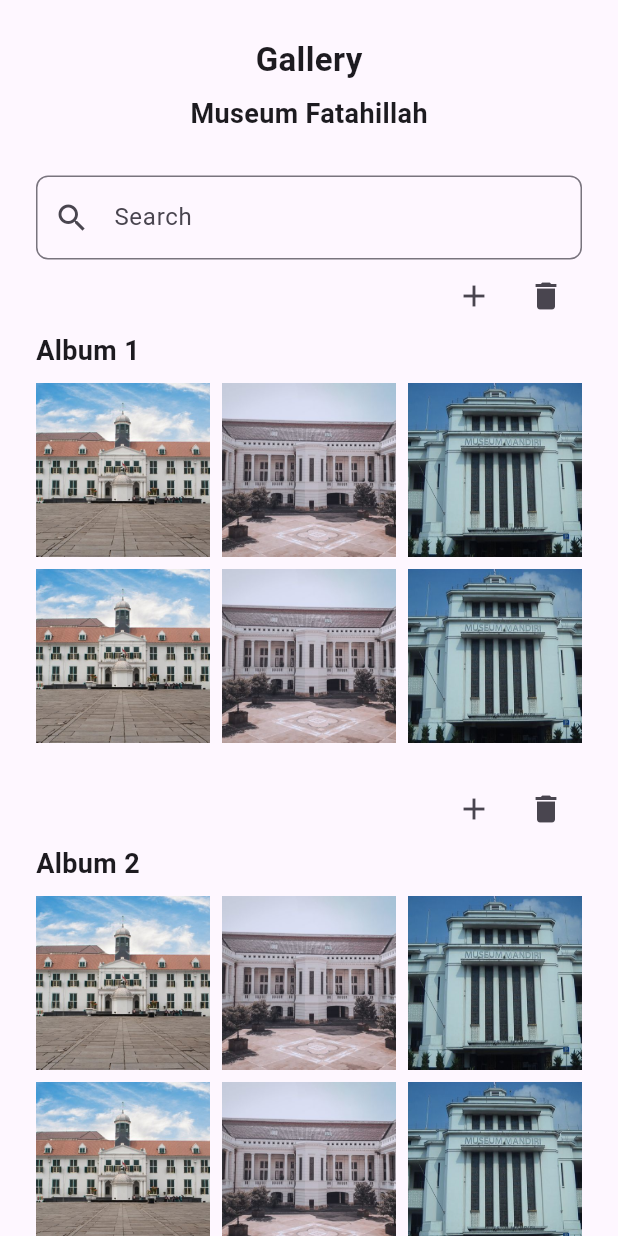
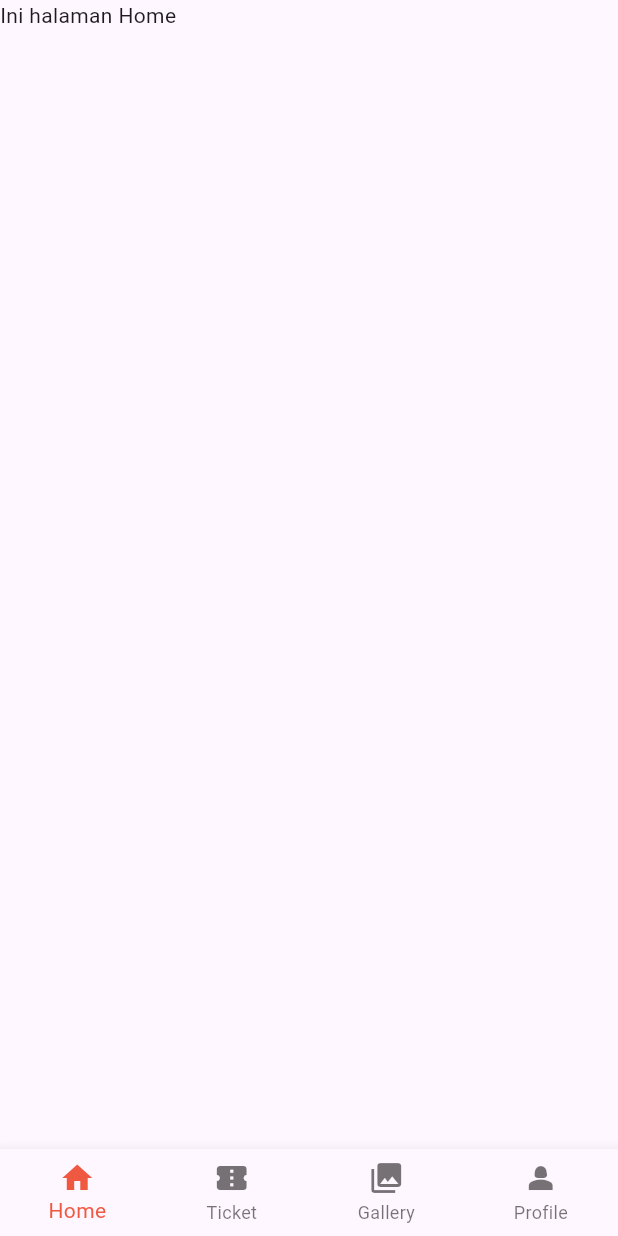
Before and after one commit to NVG-064/project_pemmob, a Flutter app: the screen it shows after launch, on a phone screen of 412 x 824 dp. Run offline on Flutter 3.47's test engine with Material 3 defaults, Android fonts, the phone set to English and light mode, and no system bars; our stand-ins replace firebase_auth, firebase_core, google_sign_in, table_calendar, webview_flutter; accounts and stored records are empty.

Commit message:
create pages for admin

```diff
--- /dev/null
+++ b/lib/admin/nav_admin.dart
@@ -0,0 +1,57 @@
+// home_page.dart
+import 'package:flutter/material.dart';
+import 'package:project_pemmob/admin/gallery_admin.dart';
+
+class NavAdmin extends StatefulWidget {
+  const NavAdmin({Key? key}) : super(key: key);
+
+  @override
+  State<NavAdmin> createState() => _NavAdminState();
+}
+
+class _NavAdminState extends State<NavAdmin> {
+  int _selectedIndex = 0;
+
+  // List of pages to be displayed
+  final List<Widget> _pages = [
+    const Text('Ini halaman Home'),
+    const Text('Ini halaman Tiket'),
+    const GalleryAdmin(),
+    const Text('Ini halaman Profile'),
+  ];
+
+  @override
+  Widget build(BuildContext context) {
+    return Scaffold(
+      bottomNavigationBar: BottomNavigationBar(
+        fixedColor: const Color(0xffF05941),
+        type: BottomNavigationBarType.fixed,
+        currentIndex: _selectedIndex,
+        onTap: (int index) {
+          setState(() {
+            _selectedIndex = index;
+          });
+        },
+        items: const [
+          BottomNavigationBarItem(
+            icon: Icon(Icons.home),
+            label: 'Home',
+          ),
+          BottomNavigationBarItem(
+            icon: Icon(Icons.confirmation_num),
+            label: 'Ticket',
+          ),
+          BottomNavigationBarItem(
+            icon: Icon(Icons.photo_library),
+            label: 'Gallery',
+          ),
+          BottomNavigationBarItem(
+            icon: Icon(Icons.person_2),
+            label: 'Profile',
+          ),
+        ],
+      ),
+      body: _pages[_selectedIndex], // Display the selected page
+    );
+  }
+}
--- a/lib/screens/splash_screen.dart
+++ b/lib/screens/splash_screen.dart
@@ -2,8 +2,9 @@ import 'package:firebase_auth/firebase_auth.dart';
 import 'package:flutter/material.dart';
 import 'package:flutter/services.dart';
 import 'package:project_pemmob/auth_services.dart';
-import 'package:project_pemmob/pages/gallery_admin.dart';
+import 'package:project_pemmob/admin/gallery_admin.dart';
 import 'package:project_pemmob/pages/home_page.dart';
+import 'package:project_pemmob/admin/nav_admin.dart';
 import 'package:project_pemmob/screens/onboarding.dart';
 
 class SplashScreen extends StatefulWidget {
@@ -37,13 +38,13 @@ class _SplashScreenState extends State<SplashScreen>
       if (AuthServices.getAuth?.currentUser != null) {
         Navigator.of(context).pushReplacement(
           MaterialPageRoute(
-            builder: (_) => GalleryAdmin(),
+            builder: (_) => NavAdmin(),
           ),
         );
       } else {
         Navigator.of(context).pushReplacement(
           MaterialPageRoute(
-            builder: (_) => GalleryAdmin(),
+            builder: (_) => NavAdmin(),
           ),
         );
       }
```
Also changed, not shown: lib/admin/gallery_admin.dart (renamed from lib/pages/gallery_admin.dart), lib/admin/home_admin.dart (added).
